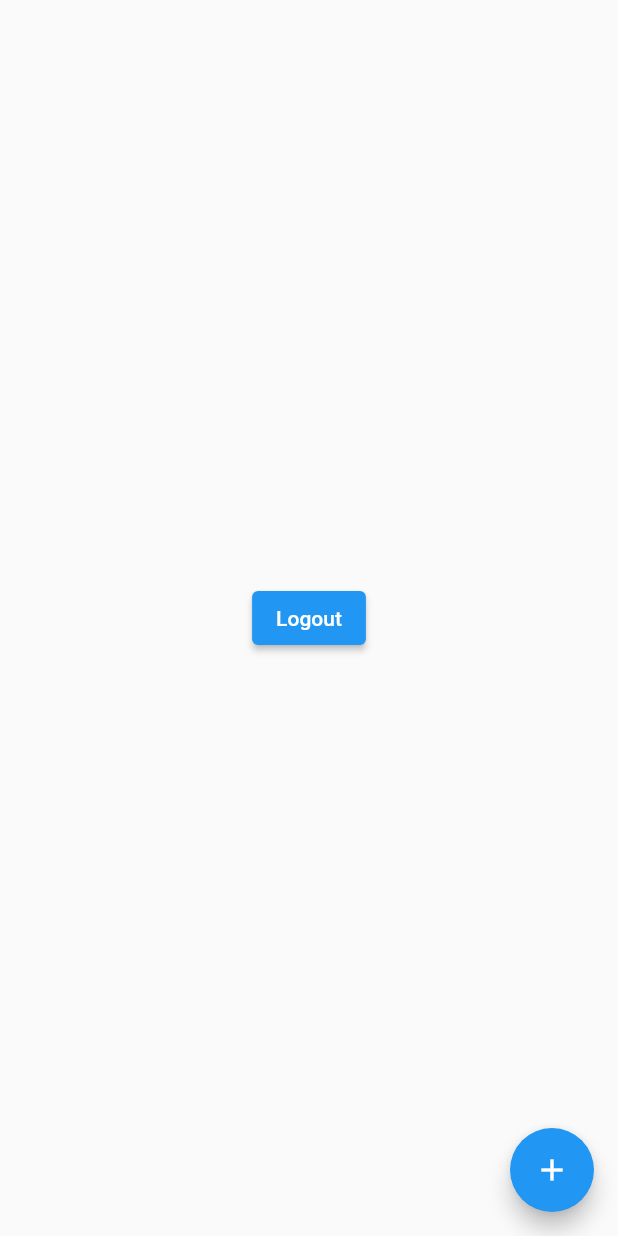
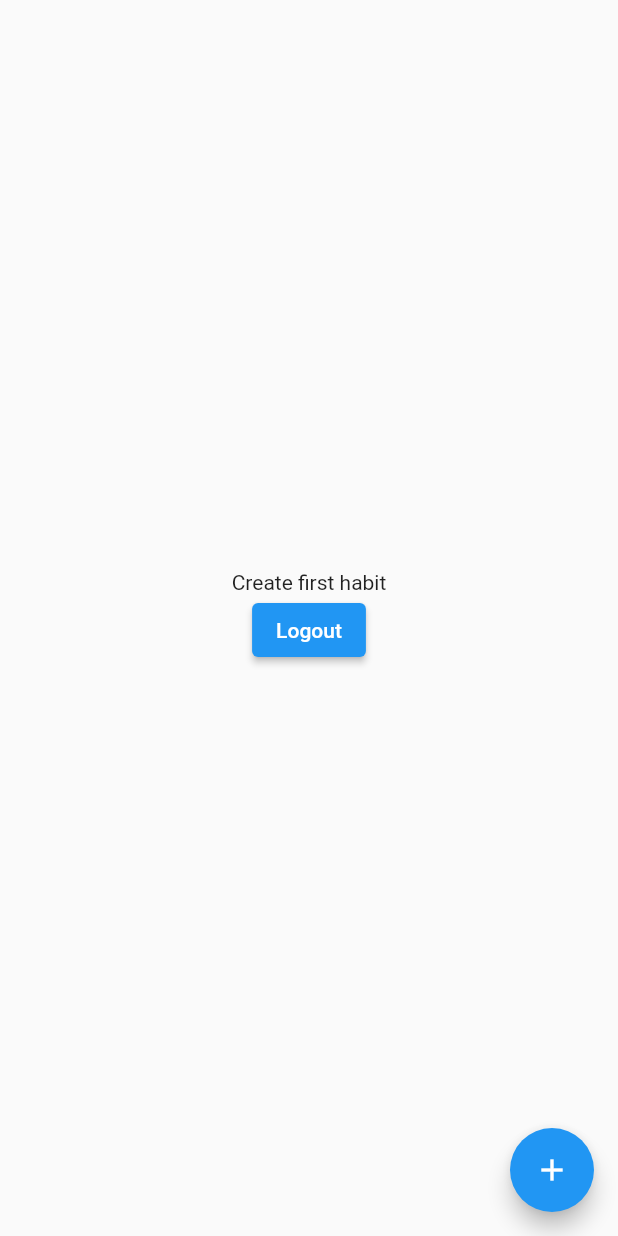
Before and after one commit to rahul-797/cloceo, a Flutter app: the HomeScreen screen opened directly, on a phone screen of 412 x 824 dp. Run offline on Flutter 3.47's test engine with Material 2 defaults, Android fonts, the phone set to English and light mode, and no system bars; our stand-ins replace cloud_firestore, custom_radio_grouped_button, firebase_auth, firebase_core, freezed_annotation, get and 2 more; accounts and stored records are empty.

```diff
--- a/lib/screens/add_edit_screen.dart
+++ b/lib/screens/add_edit_screen.dart
@@ -39,7 +39,7 @@ class _AddEditScreenState extends State<AddEditScreen> {
     if (widget.userModel != null) {
       userModel = widget.userModel!;
       index = widget.index ?? 0;
-      if (userModel.habitDetails.isNotEmpty) {
+      if (userModel.habitDetails.isNotEmpty && !widget.isAdding) {
         name = userModel.habitDetails[index]["name"];
         goal = userModel.habitDetails[index]["goal"];
         type = userModel.habitDetails[index]["type"];
--- a/lib/screens/home_screen.dart
+++ b/lib/screens/home_screen.dart
@@ -55,7 +55,8 @@ class _HomeScreenState extends State<HomeScreen> {
   }
 
   Widget showHabitTiles() {
-    return ListView.builder(
+    return userModel != null && userModel!.habitDetails.isNotEmpty
+        ? ListView.builder(
             itemCount: userModel!.habitDetails.length,
             shrinkWrap: true,
             itemBuilder: (context, index) {
@@ -81,7 +82,8 @@ class _HomeScreenState extends State<HomeScreen> {
                 ),
               );
             },
-    );
+          )
+        : const Center(child: Text("Create first habit"));
   }
 
   showBottomSheet(int index) {
```
Also changed, not shown: lib/services/login_service.dart (+22 -10 lines). Lines whose indentation alone changed are shown as unchanged.
